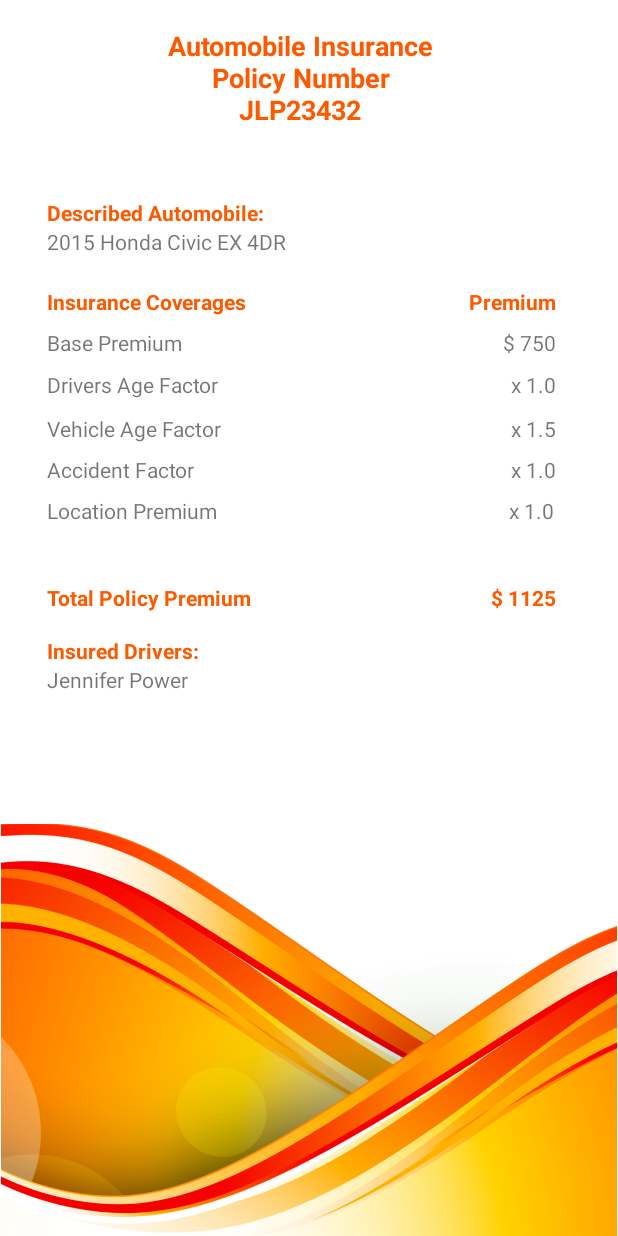
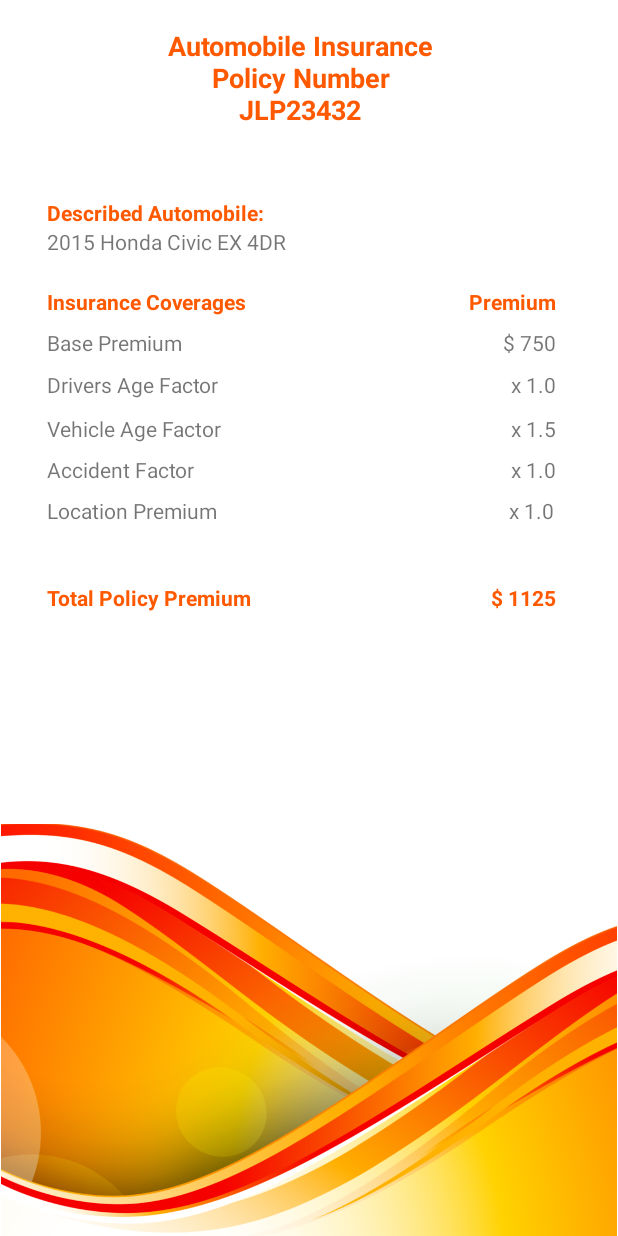
Before and after one commit to JLP763/CapstoneAndroidApp, an Android app: the fragment AutoInsurancePolicy shown on its own in the app's theme, on a phone screen of 412 x 824 dp. Run offline under Robolectric (Android 15) with nearby library versions, the phone set to English and light mode, and no system bars.

Commit message:
Changes made to Auto Policy layout

```diff
--- a/app/src/main/res/layout/fragment_auto_insurance_policy.xml
+++ b/app/src/main/res/layout/fragment_auto_insurance_policy.xml
@@ -147,33 +147,6 @@
         app:layout_constraintVertical_bias="1.0" />
 
     <TextView
-        android:id="@+id/tvInsuredDrivers"
-        android:layout_width="wrap_content"
-        android:layout_height="wrap_content"
-        android:layout_marginTop="16dp"
-        android:text="@string/insured_drivers"
-        android:textColor="@color/taylor_orange"
-        android:textStyle="bold"
-        app:layout_constraintBottom_toBottomOf="parent"
-        app:layout_constraintEnd_toEndOf="parent"
-        app:layout_constraintHorizontal_bias="0.0"
-        app:layout_constraintStart_toStartOf="@+id/tvTotalPremium"
-        app:layout_constraintTop_toBottomOf="@+id/tvTotalPremium"
-        app:layout_constraintVertical_bias="0.0" />
-
-    <TextView
-        android:id="@+id/tvName"
-        android:layout_width="wrap_content"
-        android:layout_height="wrap_content"
-        android:text="@string/drivername"
-        app:layout_constraintBottom_toBottomOf="parent"
-        app:layout_constraintEnd_toEndOf="@+id/tvInsuredDrivers"
-        app:layout_constraintHorizontal_bias="0.0"
-        app:layout_constraintStart_toStartOf="@+id/tvInsuredDrivers"
-        app:layout_constraintTop_toBottomOf="@+id/tvInsuredDrivers"
-        app:layout_constraintVertical_bias="0.0" />
-
-    <TextView
         android:id="@+id/tvAccident"
         android:layout_width="wrap_content"
         android:layout_height="wrap_content"
```
Also changed, not shown: app/src/main/java/com/example/taylorinsurance/MainActivity.java (+0 -10 lines).
